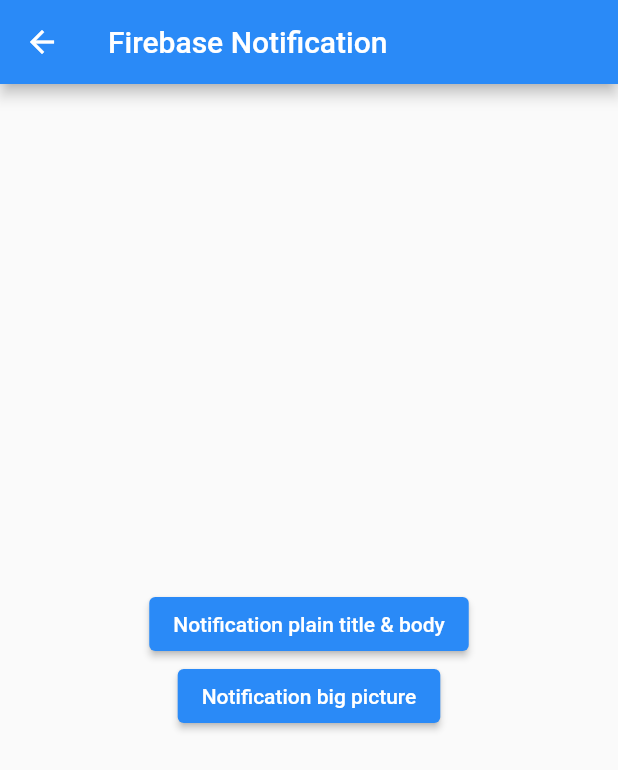
After one commit to parthpatibandha/Flare, a Flutter app: the FirebaseNotificationScreen screen opened by its route, after a tap on "Notification big picture", on a phone screen of 412 x 824 dp. The commit adds this screen. Shown: the top 770 px of the screen. Run offline on Flutter 3.47's test engine with Material 2 defaults, Android fonts, the phone set to English and light mode, and no system bars; our stand-ins replace beamer, bloc, camera, equatable, firebase_core, firebase_messaging and 6 more; accounts and stored records are empty; network calls fail.

Commit message:
firebase notification integrated

```diff
--- a/lib/HomeScreen.dart
+++ b/lib/HomeScreen.dart
@@ -36,6 +36,7 @@
     Chapter(name: "Browser Demo", route: AppRoutes.browser),
     Chapter(name: "GraphQL", route: AppRoutes.graphQL),
     Chapter(name: "Gallery", route: AppRoutes.cameraFiles),
+    Chapter(name: "Firebase - Notification", route: AppRoutes.firebaseNotification),
 
   ];
 
--- a/lib/core/utils/string_constants.dart
+++ b/lib/core/utils/string_constants.dart
@@ -23,6 +23,7 @@
   static const String screenLocation = "Location";
   static const String screenGraphQL = "Graph QL";
   static const String screenGallery = "Gallery";
+  static const String screenFirebaseNotification = "Firebase Notification";
 
   ///error - strings
   static const String unknownError = "Unknown Error";
--- /dev/null
+++ b/lib/features/firebase/firebase_notification_screen.dart
@@ -0,0 +1,357 @@
+import 'package:firebase_messaging/firebase_messaging.dart';
+import 'package:flare/core/utils/string_constants.dart';
+import 'package:flare/features/firebase/firebase_options.dart';
+import 'package:flutter/material.dart';
+import 'dart:io';
+import 'dart:async';
+import 'package:flutter/services.dart';
+import 'package:flutter_local_notifications/flutter_local_notifications.dart';
+import 'package:http/http.dart' as http;
+import 'package:firebase_core/firebase_core.dart';
+
+class FirebaseNotificationScreen extends StatefulWidget {
+  const FirebaseNotificationScreen()
+      : super(key: const Key(StringConstants.screenFirebaseNotification));
+
+  @override
+  _FirebaseNotificationScreenState createState() => _FirebaseNotificationScreenState();
+}
+
+class _FirebaseNotificationScreenState extends State<FirebaseNotificationScreen> {
+  int id = 0;
+  bool _notificationsEnabled = false;
+
+  @override
+  void initState() {
+    super.initState();
+    mainFunction();
+    _requestPermissions();
+  }
+
+  @override
+  void dispose() {
+    super.dispose();
+  }
+
+  @override
+  Widget build(BuildContext context) {
+    return Scaffold(
+      appBar: AppBar(
+        title: const Text(StringConstants.screenFirebaseNotification),
+      ),
+      body: Center(
+        child: Column(
+          mainAxisAlignment: MainAxisAlignment.center,
+          children: <Widget>[
+            ElevatedButton(
+                onPressed: () async {
+                  _showNotification();
+                },
+                child: const Text("Notification plain title & body")),
+            ElevatedButton(
+                onPressed: () async {
+                  _showBigPictureNotificationURL();
+                },
+                child: const Text("Notification big picture"))
+          ],
+        ),
+      ),
+    );
+  }
+
+  Future<void> _requestPermissions() async {
+    if (Platform.isIOS || Platform.isMacOS) {
+      await flutterLocalNotificationsPlugin
+          .resolvePlatformSpecificImplementation<IOSFlutterLocalNotificationsPlugin>()
+          ?.requestPermissions(
+            alert: true,
+            badge: true,
+            sound: true,
+          );
+      await flutterLocalNotificationsPlugin
+          .resolvePlatformSpecificImplementation<MacOSFlutterLocalNotificationsPlugin>()
+          ?.requestPermissions(
+            alert: true,
+            badge: true,
+            sound: true,
+          );
+    } else if (Platform.isAndroid) {
+      final AndroidFlutterLocalNotificationsPlugin? androidImplementation =
+          flutterLocalNotificationsPlugin
+              .resolvePlatformSpecificImplementation<AndroidFlutterLocalNotificationsPlugin>();
+
+      final bool? granted = await androidImplementation?.requestPermission();
+      setState(() {
+        _notificationsEnabled = granted ?? false;
+      });
+    }
+  }
+
+  Future<void> _showNotification() async {
+    const AndroidNotificationDetails androidNotificationDetails = AndroidNotificationDetails(
+        'your channel id', 'your channel name',
+        channelDescription: 'your channel description',
+        importance: Importance.max,
+        priority: Priority.high,
+        ticker: 'ticker');
+    const DarwinNotificationDetails iosNotificationDetails = DarwinNotificationDetails(
+      categoryIdentifier: darwinNotificationCategoryPlain,
+    );
+    const NotificationDetails notificationDetails =
+        NotificationDetails(android: androidNotificationDetails, iOS: iosNotificationDetails);
+    await flutterLocalNotificationsPlugin
+        .show(id++, 'plain title', 'plain body', notificationDetails, payload: 'item x');
+  }
+
+  Future<void> _showBigPictureNotificationURL() async {
+    final ByteArrayAndroidBitmap largeIcon =
+        ByteArrayAndroidBitmap(await _getByteArrayFromUrl('https://dummyimage.com/48x48'));
+    final ByteArrayAndroidBitmap bigPicture =
+        ByteArrayAndroidBitmap(await _getByteArrayFromUrl('https://dummyimage.com/400x800'));
+
+    final BigPictureStyleInformation bigPictureStyleInformation = BigPictureStyleInformation(
+        bigPicture,
+        largeIcon: largeIcon,
+        contentTitle: 'overridden <b>big</b> content title',
+        htmlFormatContentTitle: true,
+        summaryText: 'summary <i>text</i>',
+        htmlFormatSummaryText: true);
+    final AndroidNotificationDetails androidNotificationDetails = AndroidNotificationDetails(
+        'big text channel id', 'big text channel name',
+        channelDescription: 'big text channel description',
+        styleInformation: bigPictureStyleInformation);
+    final NotificationDetails notificationDetails =
+        NotificationDetails(android: androidNotificationDetails);
+    await flutterLocalNotificationsPlugin.show(
+        id++, 'big text title', 'silent body', notificationDetails);
+  }
+
+  Future<Uint8List> _getByteArrayFromUrl(String url) async {
+    final http.Response response = await http.get(Uri.parse(url));
+    return response.bodyBytes;
+  }
+}
+
+String? selectedNotificationPayload;
+
+/// A notification action which triggers a url launch event
+const String urlLaunchActionId = 'id_1';
+
+/// A notification action which triggers a App navigation event
+const String navigationActionId = 'id_3';
+
+/// Defines a iOS/MacOS notification category for text input actions.
+const String darwinNotificationCategoryText = 'textCategory';
+
+/// Defines a iOS/MacOS notification category for plain actions.
+const String darwinNotificationCategoryPlain = 'plainCategory';
+
+final FlutterLocalNotificationsPlugin flutterLocalNotificationsPlugin =
+    FlutterLocalNotificationsPlugin();
+const AndroidInitializationSettings initializationSettingsAndroid =
+    AndroidInitializationSettings('app_icon');
+
+/// Streams are created so that app can respond to notification-related events
+/// since the plugin is initialised in the `main` function
+final StreamController<RemoteMessage> didReceiveLocalNotificationStream =
+    StreamController<RemoteMessage>.broadcast();
+
+final StreamController<String?> selectNotificationStream = StreamController<String?>.broadcast();
+
+const MethodChannel platform = MethodChannel('dexterx.dev/flutter_local_notifications_example');
+
+const String portName = 'notification_send_port';
+
+/// Note: permissions aren't requested here just to demonstrate that can be
+/// done later
+final List<DarwinNotificationCategory> darwinNotificationCategories = <DarwinNotificationCategory>[
+  DarwinNotificationCategory(
+    darwinNotificationCategoryText,
+    actions: <DarwinNotificationAction>[
+      DarwinNotificationAction.text(
+        'text_1',
+        'Action 1',
+        buttonTitle: 'Send',
+        placeholder: 'Placeholder',
+      ),
+    ],
+  ),
+  DarwinNotificationCategory(
+    darwinNotificationCategoryPlain,
+    actions: <DarwinNotificationAction>[
+      DarwinNotificationAction.plain('id_1', 'Action 1'),
+      DarwinNotificationAction.plain(
+        'id_2',
+        'Action 2 (destructive)',
+        options: <DarwinNotificationActionOption>{
+          DarwinNotificationActionOption.destructive,
+        },
+      ),
+      DarwinNotificationAction.plain(
+        navigationActionId,
+        'Action 3 (foreground)',
+        options: <DarwinNotificationActionOption>{
+          DarwinNotificationActionOption.foreground,
+        },
+      ),
+      DarwinNotificationAction.plain(
+        'id_4',
+        'Action 4 (auth required)',
+        options: <DarwinNotificationActionOption>{
+          DarwinNotificationActionOption.authenticationRequired,
+        },
+      ),
+    ],
+    options: <DarwinNotificationCategoryOption>{
+      DarwinNotificationCategoryOption.hiddenPreviewShowTitle,
+    },
+  )
+];
+
+
+@pragma('vm:entry-point')
+void notificationTapBackground(NotificationResponse notificationResponse) {
+  // ignore: avoid_print
+  print('notification(${notificationResponse.id}) action tapped: '
+      '${notificationResponse.actionId} with'
+      ' payload: ${notificationResponse.payload}');
+  if (notificationResponse.input?.isNotEmpty ?? false) {
+    // ignore: avoid_print
+    print('notification action tapped with input: ${notificationResponse.input}');
+  }
+}
+
+
+@pragma('vm:entry-point')
+Future<void> _firebaseMessagingBackgroundHandler(RemoteMessage message) async {
+  await Firebase.initializeApp(options: DefaultFirebaseOptions.currentPlatform);
+  await setupFlutterNotifications();
+  showFlutterNotification(message);
+  // If you're going to use other Firebase services in the background, such as Firestore,
+  // make sure you call `initializeApp` before using other Firebase services.
+  print('Handling a background message ${message.messageId}');
+}
+
+/// Create a [AndroidNotificationChannel] for heads up notifications
+late AndroidNotificationChannel channel;
+
+bool isFlutterLocalNotificationsInitialized = false;
+
+void mainFunction() async {
+  WidgetsFlutterBinding.ensureInitialized();
+  await Firebase.initializeApp(options: DefaultFirebaseOptions.currentPlatform);
+  FirebaseMessaging.onBackgroundMessage(_firebaseMessagingBackgroundHandler);
+
+  final DarwinInitializationSettings initializationSettingsDarwin = DarwinInitializationSettings(
+    requestAlertPermission: false,
+    requestBadgePermission: false,
+    requestSoundPermission: false,
+    onDidReceiveLocalNotification: (int id, String? title, String? body, String? payload) async {
+      didReceiveLocalNotificationStream.add(
+        /*ReceivedNotification(
+          id: id,
+          title: title,
+          body: body,
+          payload: payload,
+        ),*/
+        RemoteMessage(
+          senderId: id.toString(),
+          data: {
+            "title": title,
+            "body" : body,
+            "payload": payload
+          }
+        )
+      );
+    },
+    notificationCategories: darwinNotificationCategories,
+  );
+
+  final InitializationSettings initializationSettings = InitializationSettings(
+    android: initializationSettingsAndroid,
+    iOS: initializationSettingsDarwin,
+    macOS: initializationSettingsDarwin,
+  );
+  await flutterLocalNotificationsPlugin.initialize(
+    initializationSettings,
+    onDidReceiveNotificationResponse: (NotificationResponse notificationResponse) {
+      switch (notificationResponse.notificationResponseType) {
+        case NotificationResponseType.selectedNotification:
+          selectNotificationStream.add(notificationResponse.payload);
+          break;
+        case NotificationResponseType.selectedNotificationAction:
+          if (notificationResponse.actionId == navigationActionId) {
+            selectNotificationStream.add(notificationResponse.payload);
+          }
+          break;
+      }
+    },
+    onDidReceiveBackgroundNotificationResponse: notificationTapBackground,
+  );
+
+  await setupFlutterNotifications();
+}
+
+Future<void> setupFlutterNotifications() async {
+  if (isFlutterLocalNotificationsInitialized) {
+    return;
+  }
+  channel = const AndroidNotificationChannel(
+    'high_importance_channel', // id
+    'High Importance Notifications', // title
+    description:
+    'This channel is used for important notifications.', // description
+    importance: Importance.high,
+  );
+
+  /// Create an Android Notification Channel.
+  ///
+  /// We use this channel in the `AndroidManifest.xml` file to override the
+  /// default FCM channel to enable heads up notifications.
+  await flutterLocalNotificationsPlugin
+      .resolvePlatformSpecificImplementation<
+      AndroidFlutterLocalNotificationsPlugin>()
+      ?.createNotificationChannel(channel);
+
+  /// Update the iOS foreground notification presentation options to allow
+  /// heads up notifications.
+
+  if(Platform.isIOS) {
+    await FirebaseMessaging.instance.setForegroundNotificationPresentationOptions(
+      alert: true,
+      badge: true,
+      sound: true,
+    );
+  }
+
+  FirebaseMessaging.onMessage.listen(showFlutterNotification);
+
+  FirebaseMessaging.onMessageOpenedApp.listen((RemoteMessage message) {
+    print('A new onMessageOpenedApp event was published!');
+    showFlutterNotification(message);
+  });
+
+  isFlutterLocalNotificationsInitialized = true;
+}
+
+void showFlutterNotification(RemoteMessage message) {
+  RemoteNotification? notification = message.notification;
+  AndroidNotification? android = message.notification?.android;
+  if (notification != null && android != null) {
+    flutterLocalNotificationsPlugin.show(
+      notification.hashCode,
+      notification.title,
+      notification.body,
+      NotificationDetails(
+        android: AndroidNotificationDetails(
+          channel.id,
+          channel.name,
+          channelDescription: channel.description,
+          // TODO add a proper drawable resource to android, for now using
+          //      one that already exists in example app.
+          icon: 'launch_background',
+        ),
+      ),
+    );
+  }
+}
--- a/lib/routes/app_route_delegates.dart
+++ b/lib/routes/app_route_delegates.dart
@@ -3,6 +3,7 @@
 import 'package:flare/core/utils/logger.dart';
 import 'package:flare/features/camerafiles/gallery_screen.dart';
 import 'package:flare/features/camerafiles/take_picture_screen.dart';
+import 'package:flare/features/firebase/firebase_notification_screen.dart';
 import 'package:flare/features/graphql/graphql_screen.dart';
 import 'package:flutter/cupertino.dart';
 import 'package:flare/HomeScreen.dart';
@@ -26,11 +27,7 @@
   final routerDelegate = BeamerDelegate(
       locationBuilder: RoutesLocationBuilder(
         routes: {
-          '/': (context, state, data) => BeamPage(
-                key: const ValueKey('home'),
-                title: 'Home',
-                child: HomeScreen(),
-              ),
+          "/" : (context, state, data) => HomeScreen(),
           AppRoutes.home: (context, state, data) => HomeScreen(),
           AppRoutes.uiComponentAppBar: (context, state, data) => AppBarScreen(),
           AppRoutes.uiComponentBottomNavigationBar: (context, state, data) => BottomNavBarScreen(),
@@ -63,7 +60,8 @@
           },
           AppRoutes.takePicture: (context, state, data) => TakePictureScreen(
                 camera: data as CameraDescription,
-              )
+              ),
+          AppRoutes.firebaseNotification: (context, state, data) => FirebaseNotificationScreen(),
         },
       ),
       notFoundPage: BeamPage(child: NotFoundPage()));
--- a/lib/routes/app_route_names.dart
+++ b/lib/routes/app_route_names.dart
@@ -17,4 +17,5 @@
   static const String cameraFiles = "/home/cameraFiles";
   static const String takePicture = "/home/cameraFiles/takePicture";
   static const String selectFromGallery = "home/cameraFiles/selectFromGallery";
+  static const String firebaseNotification = "/home/firebaseNotification";
 }
--- a/pubspec.yaml
+++ b/pubspec.yaml
@@ -52,6 +52,10 @@
   path_provider: ^2.0.15
   path: ^1.8.3
   image_picker: ^1.0.1
+  flutter_local_notifications: ^13.0.0
+  image: ^4.0.15
+  firebase_core: ^2.15.1
+  firebase_messaging: ^14.6.7
 
 dev_dependencies:
   flutter_test:
```
Also changed, not shown: lib/features/firebase/firebase_options.dart (added), pubspec.lock, 3 other files.
